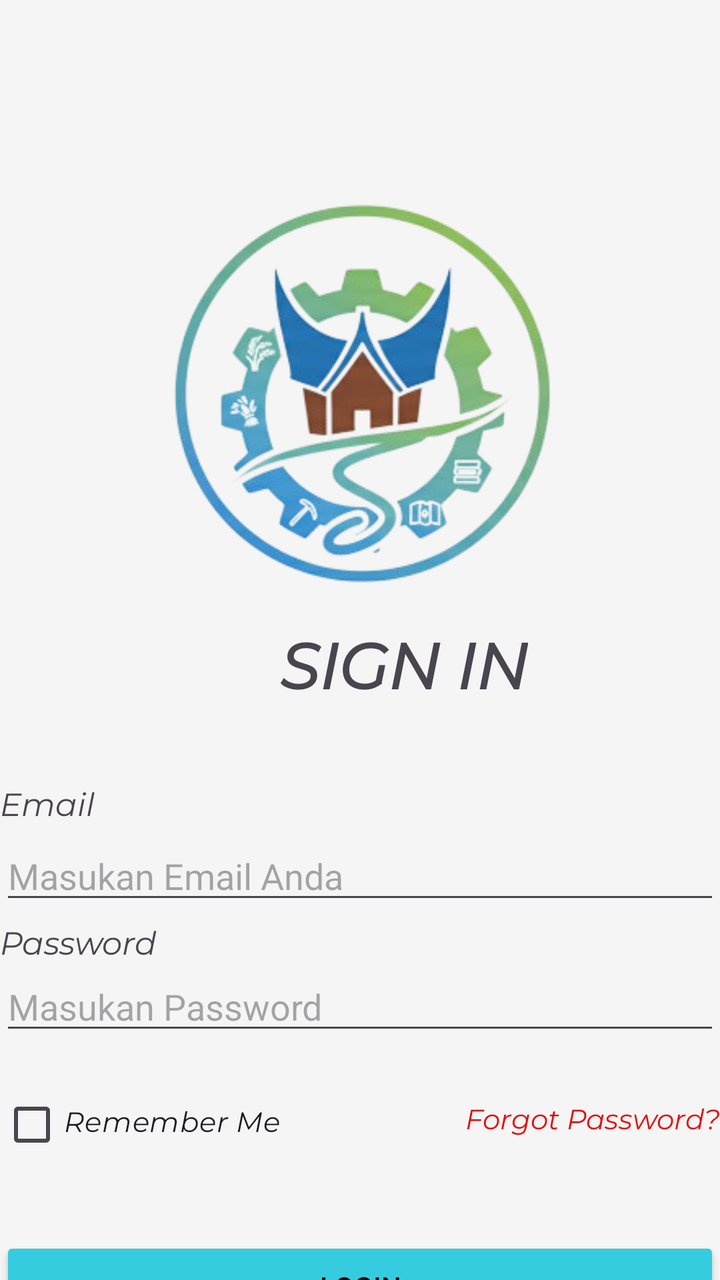
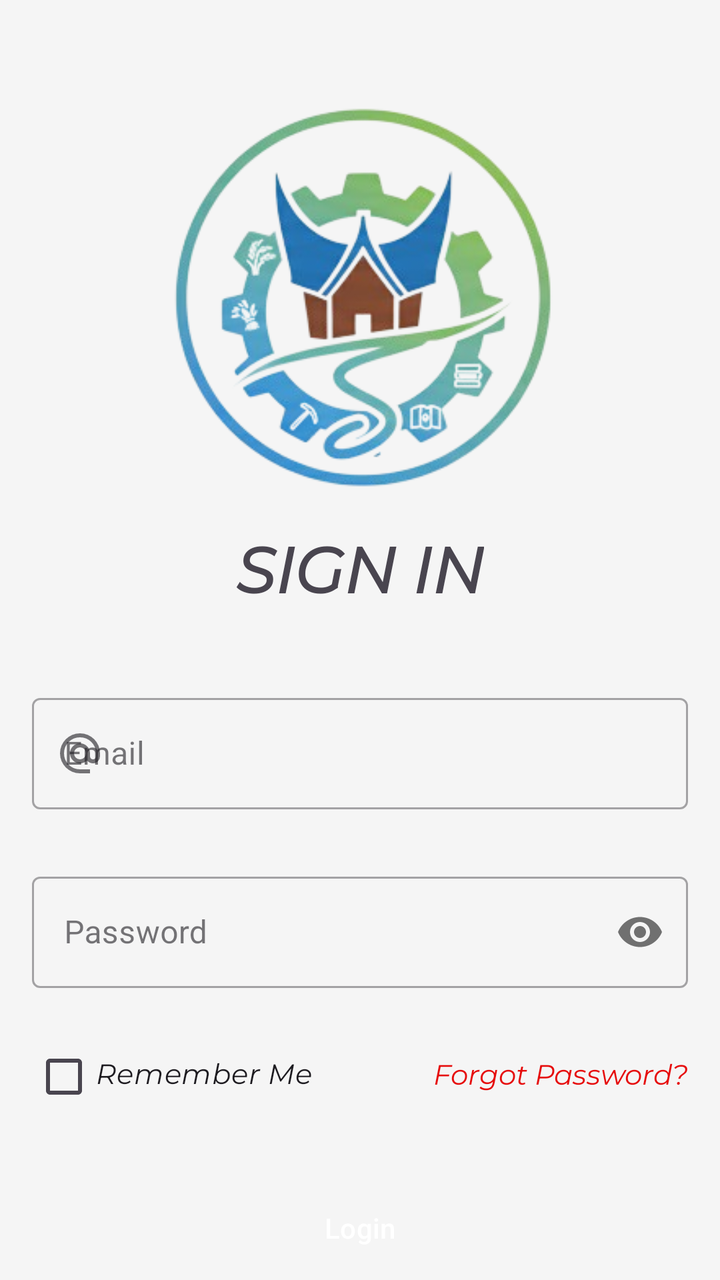

Two renders of the same Android screen: before a commit and after it. Below are the layout's source before the change and the commit's diff.
<!-- AndroidManifest.xml: application theme Theme.Amelcat -->
<!-- res/layout/activity_login.xml -->
<?xml version="1.0" encoding="utf-8"?>
<androidx.constraintlayout.widget.ConstraintLayout
    xmlns:android="http://schemas.android.com/apk/res/android"
    xmlns:app="http://schemas.android.com/apk/res-auto"
    xmlns:tools="http://schemas.android.com/tools"
    android:layout_width="match_parent"
    android:layout_height="match_parent"
    android:background="#F5F5F5">

    

    

    <TextView
        android:id="@+id/tvTitle"
        android:layout_width="wrap_content"
        android:layout_height="wrap_content"
        android:layout_marginStart="140dp"
        android:layout_marginTop="16dp"
        android:fontFamily="@font/montserrat_italic"
        android:text="SIGN IN"
        android:textSize="32sp"
        android:textStyle="bold"
        app:layout_constraintStart_toStartOf="parent"
        app:layout_constraintTop_toBottomOf="@+id/imageView2" />

    <TextView
        android:text="Email"
        android:textSize="16sp"
        android:layout_width="wrap_content"
        android:layout_height="wrap_content"
        android:fontFamily="@font/montserrat_italic"
        app:layout_constraintTop_toBottomOf="@id/tvTitle"
        app:layout_constraintStart_toStartOf="parent"
        android:layout_marginTop="32dp"/>

    <EditText
        android:id="@+id/etEmail"
        android:hint="Masukan Email Anda"
        android:inputType="textEmailAddress"
        android:layout_width="0dp"
        android:layout_height="wrap_content"
        app:layout_constraintTop_toBottomOf="@id/tvTitle"
        app:layout_constraintStart_toStartOf="parent"
        app:layout_constraintEnd_toEndOf="parent"
        android:layout_marginTop="56dp"/>

    

    <TextView
        android:layout_width="wrap_content"
        android:layout_height="wrap_content"
        android:layout_marginTop="4dp"
        android:fontFamily="@font/montserrat_italic"
        android:text="Password"
        android:textSize="16sp"
        app:layout_constraintStart_toStartOf="parent"
        app:layout_constraintTop_toBottomOf="@id/etEmail" />

    
    <EditText
        android:id="@+id/etPassword"
        android:layout_width="0dp"
        android:layout_height="wrap_content"
        android:layout_marginTop="24dp"
        android:hint="Masukan Password"
        android:inputType="textPassword"
        app:layout_constraintEnd_toEndOf="parent"
        app:layout_constraintHorizontal_bias="0.0"
        app:layout_constraintStart_toStartOf="parent"
        app:layout_constraintTop_toBottomOf="@id/etEmail" />

    <CheckBox
        android:id="@+id/cbRemember"
        android:text="Remember Me"
        android:layout_width="wrap_content"
        android:fontFamily="@font/montserrat_italic"
        android:layout_height="wrap_content"
        app:layout_constraintTop_toBottomOf="@id/etPassword"
        app:layout_constraintStart_toStartOf="parent"
        android:layout_marginTop="16dp"/>

    

    
    <TextView
        android:id="@+id/tvForgot"
        android:layout_width="wrap_content"
        android:layout_height="wrap_content"
        android:layout_marginTop="28dp"
        android:fontFamily="@font/montserrat_italic"
        android:text="Forgot Password?"
        android:textColor="#E60B0B"
        app:layout_constraintEnd_toEndOf="parent"
        app:layout_constraintTop_toBottomOf="@id/etPassword" />

    <Button
        android:id="@+id/btnLogin"
        android:text="Login"
        android:textColor="@color/black"
        android:layout_width="0dp"
        android:layout_height="50dp"
        android:backgroundTint="@color/accent"
        app:layout_constraintTop_toBottomOf="@id/cbRemember"
        app:layout_constraintStart_toStartOf="parent"
        app:layout_constraintEnd_toEndOf="parent"
        android:layout_marginTop="32dp"/>


    <ImageView
        android:id="@+id/imageView2"
        android:layout_width="200dp"
        android:layout_height="200dp"
        android:layout_marginTop="96dp"
        app:layout_constraintEnd_toEndOf="parent"
        app:layout_constraintHorizontal_bias="0.497"
        app:layout_constraintStart_toStartOf="parent"
        app:layout_constraintTop_toTopOf="parent"
        app:srcCompat="@drawable/logo" />

    <Button
        android:id="@+id/button2"
        android:layout_width="0dp"
        android:layout_height="50dp"
        android:text="Login Gunakan Google"
        android:textColor="#000000"
        android:backgroundTint="@color/accent"
        app:layout_constraintTop_toBottomOf="@+id/btnLogin"
        app:layout_constraintStart_toStartOf="parent"
        app:layout_constraintEnd_toEndOf="parent"/>

</androidx.constraintlayout.widget.ConstraintLayout>
<!-- resources referenced by this layout -->
<resources>
  <color name="accent">#36ccdf</color>
  <color name="black">#FF000000</color>
  <!-- drawable logo: png bitmap (drawable, 73857 bytes) -->
  <style name="Theme.Amelcat" parent="Base.Theme.Amelcat" />
  <style name="Base.Theme.Amelcat" parent="Theme.Material3.DayNight.NoActionBar">
          
          
      </style>
</resources>

<!-- the commit's change to res/layout/activity_login.xml (unified diff, before → after) -->
@@ -5,128 +5,108 @@
     xmlns:tools="http://schemas.android.com/tools"
     android:layout_width="match_parent"
     android:layout_height="match_parent"
+    android:padding="16dp"
     android:background="#F5F5F5">
 
-    
-
-    
+    <ImageView
+        android:id="@+id/imageView2"
+        android:layout_width="200dp"
+        android:layout_height="200dp"
+        android:layout_marginTop="32dp"
+        app:layout_constraintEnd_toEndOf="parent"
+        app:layout_constraintStart_toStartOf="parent"
+        app:layout_constraintTop_toTopOf="parent"
+        app:srcCompat="@drawable/logo" />
 
     <TextView
         android:id="@+id/tvTitle"
         android:layout_width="wrap_content"
         android:layout_height="wrap_content"
-        android:layout_marginStart="140dp"
         android:layout_marginTop="16dp"
         android:fontFamily="@font/montserrat_italic"
         android:text="SIGN IN"
         android:textSize="32sp"
         android:textStyle="bold"
+        app:layout_constraintEnd_toEndOf="parent"
         app:layout_constraintStart_toStartOf="parent"
         app:layout_constraintTop_toBottomOf="@+id/imageView2" />
 
-    <TextView
-        android:text="Email"
-        android:textSize="16sp"
+    <com.google.android.material.textfield.TextInputLayout
+        android:id="@+id/tilEmail"
+        style="@style/Widget.MaterialComponents.TextInputLayout.OutlinedBox"
+        android:layout_width="match_parent"
+        android:layout_height="wrap_content"
+        android:layout_marginTop="32dp"
+        android:hint="Email"
+        app:errorEnabled="true"
+        app:layout_constraintTop_toBottomOf="@id/tvTitle"
+        app:startIconDrawable="@drawable/ic_email">
+
+        <com.google.android.material.textfield.TextInputEditText
+            android:id="@+id/etEmail"
+            android:layout_width="match_parent"
+            android:layout_height="wrap_content"
+            android:inputType="textEmailAddress" />
+    </com.google.android.material.textfield.TextInputLayout>
+
+    <com.google.android.material.textfield.TextInputLayout
+        android:id="@+id/tilPassword"
+        style="@style/Widget.MaterialComponents.TextInputLayout.OutlinedBox"
+        android:layout_width="match_parent"
+        android:layout_height="wrap_content"
+        android:layout_marginTop="8dp"
+        android:hint="Password"
+        app:errorEnabled="true"
+        app:passwordToggleEnabled="true"
+        app:layout_constraintTop_toBottomOf="@id/tilEmail">
+
+        <com.google.android.material.textfield.TextInputEditText
+            android:id="@+id/etPassword"
+            android:layout_width="match_parent"
+            android:layout_height="wrap_content"
+            android:inputType="textPassword" />
+    </com.google.android.material.textfield.TextInputLayout>
+
+    <CheckBox
+        android:id="@+id/cbRemember"
         android:layout_width="wrap_content"
         android:layout_height="wrap_content"
         android:fontFamily="@font/montserrat_italic"
-        app:layout_constraintTop_toBottomOf="@id/tvTitle"
+        android:text="Remember Me"
         app:layout_constraintStart_toStartOf="parent"
-        android:layout_marginTop="32dp"/>
+        app:layout_constraintTop_toBottomOf="@id/tilPassword" />
 
-    <EditText
-        android:id="@+id/etEmail"
-        android:hint="Masukan Email Anda"
-        android:inputType="textEmailAddress"
-        android:layout_width="0dp"
-        android:layout_height="wrap_content"
-        app:layout_constraintTop_toBottomOf="@id/tvTitle"
-        app:layout_constraintStart_toStartOf="parent"
-        app:layout_constraintEnd_toEndOf="parent"
-        android:layout_marginTop="56dp"/>
-
-    
-
-    <TextView
-        android:layout_width="wrap_content"
-        android:layout_height="wrap_content"
-        android:layout_marginTop="4dp"
-        android:fontFamily="@font/montserrat_italic"
-        android:text="Password"
-        android:textSize="16sp"
-        app:layout_constraintStart_toStartOf="parent"
-        app:layout_constraintTop_toBottomOf="@id/etEmail" />
-
-    
-    <EditText
-        android:id="@+id/etPassword"
-        android:layout_width="0dp"
-        android:layout_height="wrap_content"
-        android:layout_marginTop="24dp"
-        android:hint="Masukan Password"
-        android:inputType="textPassword"
-        app:layout_constraintEnd_toEndOf="parent"
-        app:layout_constraintHorizontal_bias="0.0"
-        app:layout_constraintStart_toStartOf="parent"
-        app:layout_constraintTop_toBottomOf="@id/etEmail" />
-
-    <CheckBox
-        android:id="@+id/cbRemember"
-        android:text="Remember Me"
-        android:layout_width="wrap_content"
-        android:fontFamily="@font/montserrat_italic"
-        android:layout_height="wrap_content"
-        app:layout_constraintTop_toBottomOf="@id/etPassword"
-        app:layout_constraintStart_toStartOf="parent"
-        android:layout_marginTop="16dp"/>
-
-    
-
-    
     <TextView
         android:id="@+id/tvForgot"
         android:layout_width="wrap_content"
         android:layout_height="wrap_content"
-        android:layout_marginTop="28dp"
         android:fontFamily="@font/montserrat_italic"
         android:text="Forgot Password?"
         android:textColor="#E60B0B"
+        app:layout_constraintBottom_toBottomOf="@+id/cbRemember"
         app:layout_constraintEnd_toEndOf="parent"
-        app:layout_constraintTop_toBottomOf="@id/etPassword" />
+        app:layout_constraintTop_toTopOf="@+id/cbRemember" />
 
     <Button
         android:id="@+id/btnLogin"
+        style="@style/Widget.Material3.Button"
+        android:layout_width="match_parent"
+        android:layout_height="55dp"
+        android:layout_marginTop="24dp"
+        android:backgroundTint="@color/accent"
         android:text="Login"
-        android:textColor="@color/black"
-        android:layout_width="0dp"
-        android:layout_height="50dp"
-        android:backgroundTint="@color/accent"
-        app:layout_constraintTop_toBottomOf="@id/cbRemember"
-        app:layout_constraintStart_toStartOf="parent"
-        app:layout_constraintEnd_toEndOf="parent"
-        android:layout_marginTop="32dp"/>
-
-
-    <ImageView
-        android:id="@+id/imageView2"
-        android:layout_width="200dp"
-        android:layout_height="200dp"
-        android:layout_marginTop="96dp"
-        app:layout_constraintEnd_toEndOf="parent"
-        app:layout_constraintHorizontal_bias="0.497"
-        app:layout_constraintStart_toStartOf="parent"
-        app:layout_constraintTop_toTopOf="parent"
-        app:srcCompat="@drawable/logo" />
+        android:textColor="@color/white"
+        app:layout_constraintTop_toBottomOf="@id/cbRemember" />
 
     <Button
         android:id="@+id/button2"
-        android:layout_width="0dp"
-        android:layout_height="50dp"
+        style="@style/Widget.Material3.Button.OutlinedButton"
+        app:boxBackgroundColor="@color/accent"
+        android:layout_width="match_parent"
+        android:layout_height="55dp"
+        android:layout_marginTop="12dp"
+        android:textColor="@color/accent"
         android:text="Login Gunakan Google"
-        android:textColor="#000000"
-        android:backgroundTint="@color/accent"
-        app:layout_constraintTop_toBottomOf="@+id/btnLogin"
-        app:layout_constraintStart_toStartOf="parent"
-        app:layout_constraintEnd_toEndOf="parent"/>
+        app:layout_constraintTop_toBottomOf="@+id/btnLogin" />
 
 </androidx.constraintlayout.widget.ConstraintLayout>
<!-- resource entries referenced after the edit -->
@@ -1,7 +1,13 @@
 <!-- resources referenced by this layout -->
 <resources>
   <color name="accent">#36ccdf</color>
-  <color name="black">#FF000000</color>
+  <color name="white">#FFFFFFFF</color>
+  <!-- drawable ic_email (drawable) -->
+  <vector xmlns:android="http://schemas.android.com/apk/res/android" android:height="24dp" android:tint="#000000" android:viewportHeight="960" android:viewportWidth="960" android:width="24dp">
+        
+      <path android:fillColor="@android:color/white" android:pathData="M480,880Q397,880 324,848.5Q251,817 197,763Q143,709 111.5,636Q80,563 80,480Q80,397 111.5,324Q143,251 197,197Q251,143 324,111.5Q397,80 480,80Q563,80 636,111.5Q709,143 763,197Q817,251 848.5,324Q880,397 880,480L880,538Q880,597 839.5,638.5Q799,680 740,680Q705,680 674,665Q643,650 622,622Q593,651 556.5,665.5Q520,680 480,680Q397,680 338.5,621.5Q280,563 280,480Q280,397 338.5,338.5Q397,280 480,280Q563,280 621.5,338.5Q680,397 680,480L680,538Q680,564 697,582Q714,600 740,600Q766,600 783,582Q800,564 800,538L800,480Q800,346 707,253Q614,160 480,160Q346,160 253,253Q160,346 160,480Q160,614 253,707Q346,800 480,800L680,800L680,880L480,880ZM565,565Q600,530 600,480Q600,430 565,395Q530,360 480,360Q430,360 395,395Q360,430 360,480Q360,530 395,565Q430,600 480,600Q530,600 565,565Z"/>
+      
+  </vector>
   <!-- drawable logo: png bitmap (drawable, 73857 bytes) -->
   <style name="Theme.Amelcat" parent="Base.Theme.Amelcat" />
   <style name="Base.Theme.Amelcat" parent="Theme.Material3.DayNight.NoActionBar">
